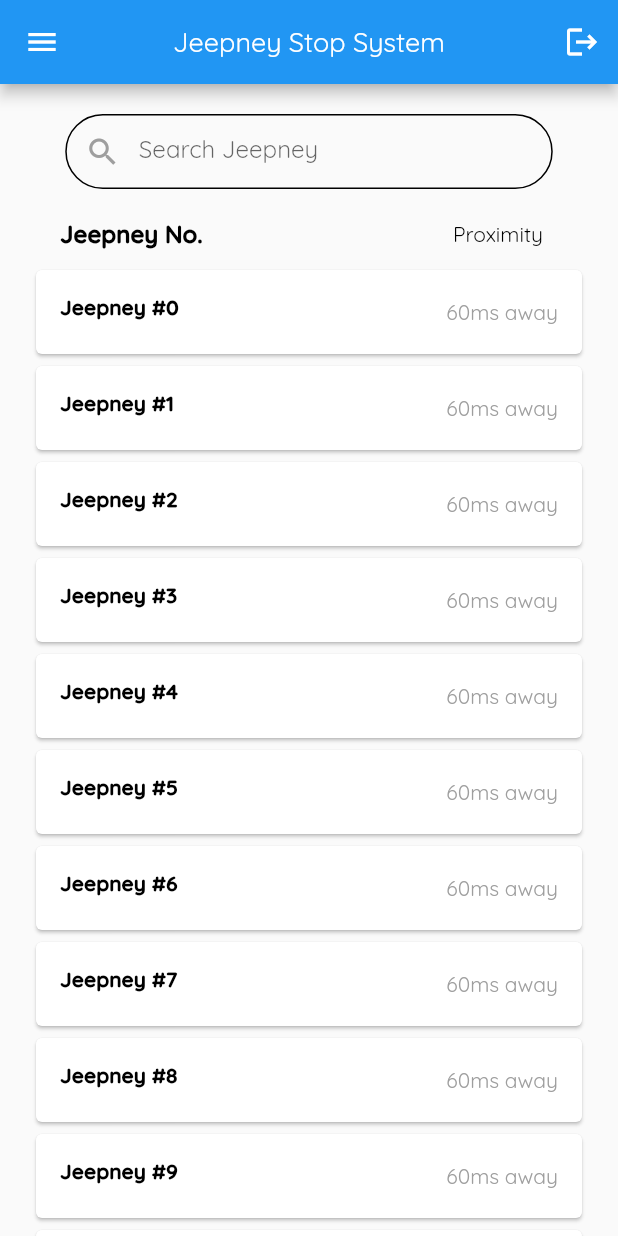
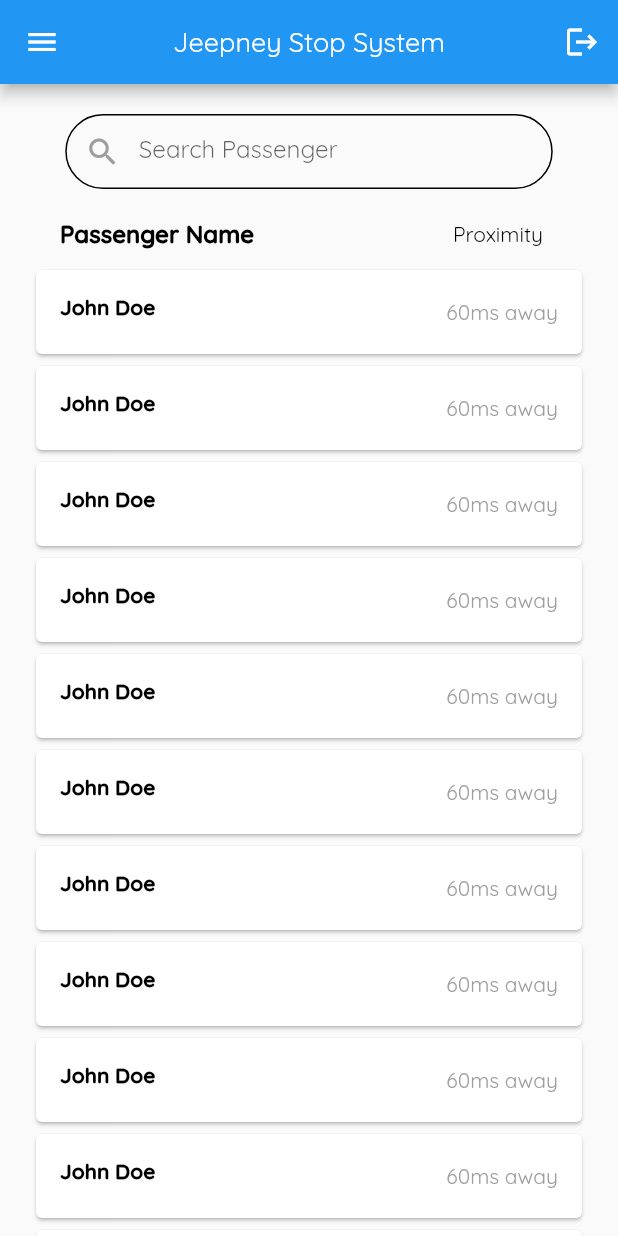
Before and after one commit to lansoyyy/micro-jeepney, a Flutter app: the DriverHomeScreen screen opened directly, on a phone screen of 412 x 824 dp. Run offline on Flutter 3.47's test engine with Material 2 defaults, Android fonts, the light colour scheme and no system bars; our stand-ins replace cloud_firestore, firebase_auth, firebase_core, fluttertoast, get_storage; accounts and stored records are empty.

Commit message:
added drivers pov

```diff
--- a/lib/screens/driver_home_screen.dart
+++ b/lib/screens/driver_home_screen.dart
@@ -92,7 +92,7 @@ class _DriverHomeScreenState extends State<DriverHomeScreen> {
                   });
                 },
                 decoration: const InputDecoration(
-                    hintText: 'Search Jeepney',
+                    hintText: 'Search Passenger',
                     hintStyle: TextStyle(fontFamily: 'QRegular'),
                     border: InputBorder.none,
                     prefixIcon: Icon(
@@ -111,7 +111,9 @@ class _DriverHomeScreenState extends State<DriverHomeScreen> {
                 mainAxisAlignment: MainAxisAlignment.spaceBetween,
                 children: [
                   TextBold(
-                      text: 'Jeepney No.', fontSize: 16, color: Colors.black),
+                      text: 'Passenger Name',
+                      fontSize: 16,
+                      color: Colors.black),
                   TextRegular(
                       text: 'Proximity', fontSize: 14, color: Colors.black),
                 ],
@@ -128,7 +130,7 @@ class _DriverHomeScreenState extends State<DriverHomeScreen> {
                     child: Card(
                       child: ListTile(
                         leading: TextBold(
-                            text: 'Jeepney #$index',
+                            text: 'John Doe',
                             fontSize: 14,
                             color: Colors.black),
                         trailing: TextRegular(
```
